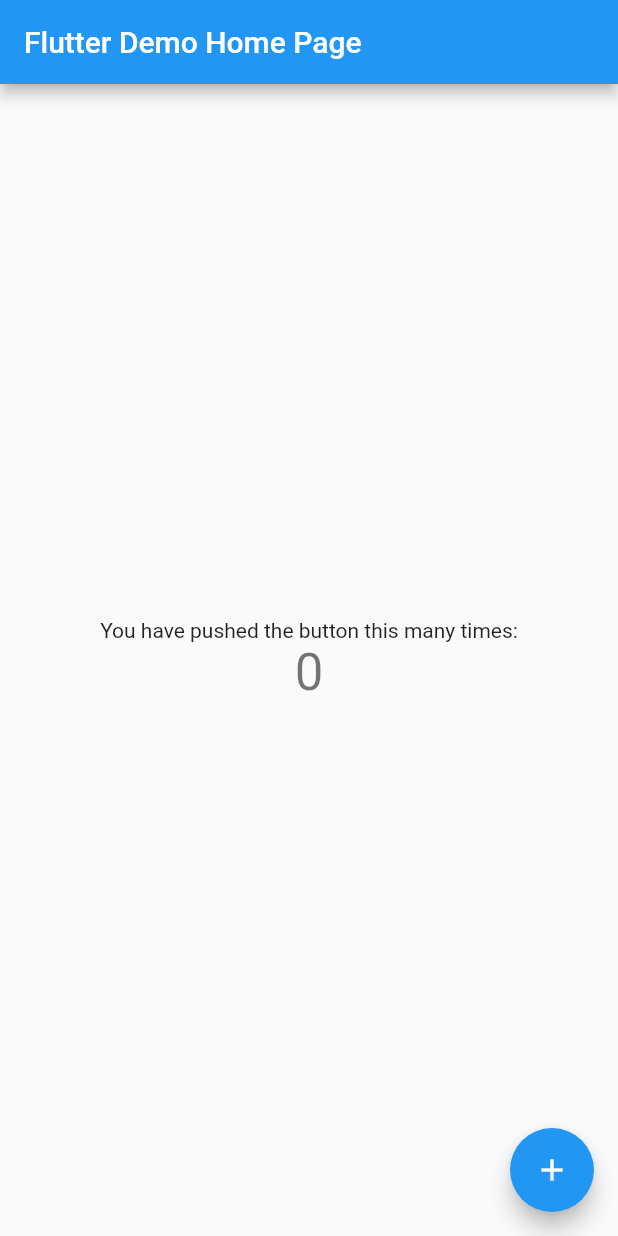
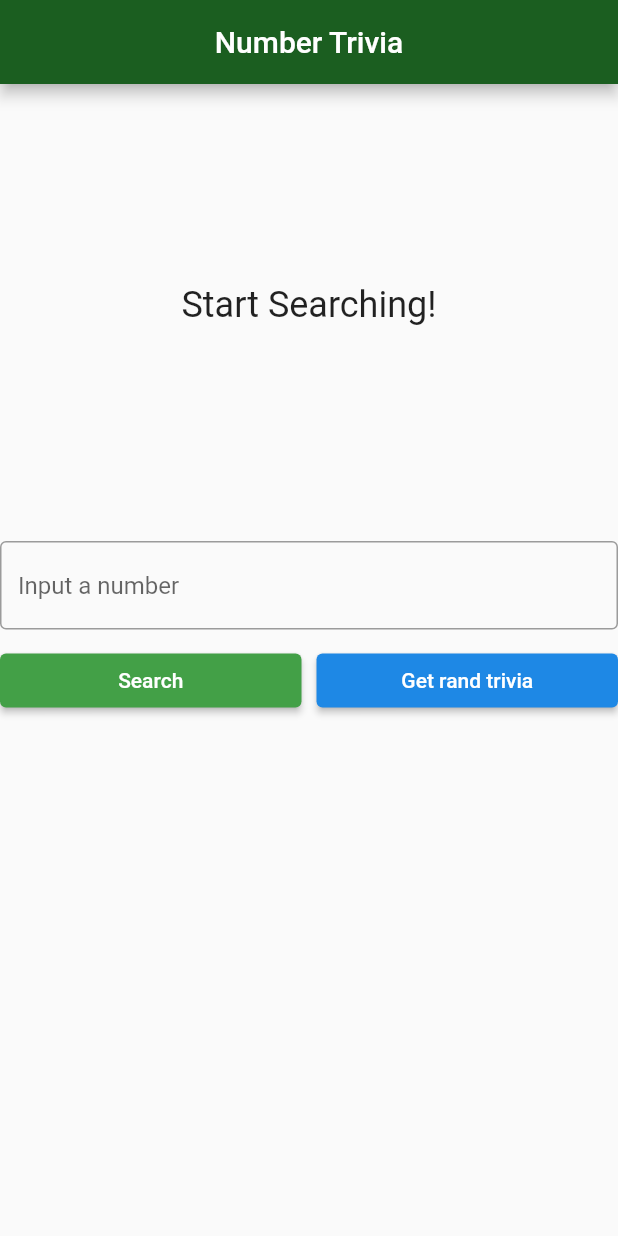
Before and after one commit to rafalves/flutter_cleanarchitecture_tdd_nullsafety, a Flutter app: the screen it shows after launch, on a phone screen of 412 x 824 dp. Run offline on Flutter 3.47's test engine with Material 2 defaults, Android fonts, the phone set to English and light mode, and no system bars; our stand-ins replace bloc, dartz, equatable, flutter_bloc, get_it, internet_connection_checker and 1 more.

Commit message:
added UI

```diff
--- /dev/null
+++ b/lib/features/number_trivia/presentation/pages/number_trivia_page.dart
@@ -0,0 +1,53 @@
+import 'package:flutter/material.dart';
+import 'package:flutter_architecture_tdd_resocoder/features/number_trivia/presentation/bloc/number_trivia_bloc.dart';
+import 'package:flutter_architecture_tdd_resocoder/features/number_trivia/presentation/widgets/trivia_controls.dart';
+import 'package:flutter_architecture_tdd_resocoder/features/number_trivia/presentation/widgets/widgets.dart';
+import 'package:flutter_architecture_tdd_resocoder/injection_container.dart';
+import 'package:flutter_bloc/flutter_bloc.dart';
+
+class NumberTriviaPage extends StatelessWidget {
+  const NumberTriviaPage({Key? key}) : super(key: key);
+
+  @override
+  Widget build(BuildContext context) {
+    return Scaffold(
+      appBar: AppBar(
+        title: const Text('Number Trivia'),
+        centerTitle: true,
+      ),
+      body: SingleChildScrollView(child: buildBody(context)),
+    );
+  }
+
+  BlocProvider<NumberTriviaBloc> buildBody(BuildContext context) {
+    return BlocProvider(
+      create: (_) => getIt<NumberTriviaBloc>(),
+      child: Column(
+        children: <Widget>[
+          const SizedBox(height: 10),
+          // Top half
+          BlocBuilder<NumberTriviaBloc, NumberTriviaState>(
+            builder: (context, state) {
+              if (state is NumberTriviaEmptyState) {
+                return const MessageDisplay(
+                  message: 'Start Searching!',
+                );
+              } else if (state is NumberTriviaLoadingState) {
+                return const LoadingWidget();
+              } else if (state is NumberTriviaLoadedState) {
+                return TriviaDisplay(numberTrivia: state.trivia);
+              } else if (state is NumberTriviaErrorState) {
+                MessageDisplay(message: state.message);
+              }
+              return Container();
+            },
+          ),
+
+          const SizedBox(height: 20),
+          // Bottom half
+          const TriviaControls(),
+        ],
+      ),
+    );
+  }
+}
--- /dev/null
+++ b/lib/features/number_trivia/presentation/widgets/messag_display.dart
@@ -0,0 +1,25 @@
+import 'package:flutter/material.dart';
+
+class MessageDisplay extends StatelessWidget {
+  final String message;
+  const MessageDisplay({
+    Key? key,
+    required this.message,
+  }) : super(key: key);
+
+  @override
+  Widget build(BuildContext context) {
+    return SizedBox(
+      height: MediaQuery.of(context).size.height / 3,
+      child: Center(
+        child: SingleChildScrollView(
+          child: Text(
+            message,
+            style: const TextStyle(fontSize: 24),
+            textAlign: TextAlign.center,
+          ),
+        ),
+      ),
+    );
+  }
+}
--- /dev/null
+++ b/lib/features/number_trivia/presentation/widgets/trivia_controls.dart
@@ -0,0 +1,94 @@
+import 'package:flutter/material.dart';
+import 'package:flutter_architecture_tdd_resocoder/features/number_trivia/presentation/bloc/number_trivia_bloc.dart';
+import 'package:flutter_architecture_tdd_resocoder/main.dart';
+import 'package:flutter_bloc/flutter_bloc.dart';
+
+class TriviaControls extends StatefulWidget {
+  const TriviaControls({
+    Key? key,
+  }) : super(key: key);
+
+  @override
+  State<TriviaControls> createState() => _TriviaControlsState();
+}
+
+class _TriviaControlsState extends State<TriviaControls> {
+  late TextEditingController textController = TextEditingController();
+  late String inputStr;
+  final formKey = GlobalKey<FormState>();
+
+  @override
+  void dispose() {
+    textController.dispose();
+    super.dispose();
+  }
+
+  @override
+  Widget build(BuildContext context) {
+    return Form(
+      key: formKey,
+      child: Column(
+        children: <Widget>[
+          // TextField
+          TextFormField(
+            controller: textController,
+            keyboardType: TextInputType.number,
+            decoration: const InputDecoration(
+                border: OutlineInputBorder(), hintText: 'Input a number'),
+            onChanged: (value) {
+              inputStr = value;
+            },
+            validator: (textController) {
+              if (textController == null || textController.isEmpty) {
+                return 'Please enter some number';
+              } else {
+                return null;
+              }
+            },
+          ),
+
+          const SizedBox(height: 10),
+          Row(
+            children: <Widget>[
+              Expanded(
+                child: ElevatedButton(
+                  onPressed: () {
+                    if (formKey.currentState!.validate()) {
+                      dispatchConcrete();
+                    }
+                  },
+                  child: const Text('Search'),
+                  style: ButtonStyle(
+                      backgroundColor:
+                          MaterialStateProperty.all<Color?>(mySwatch[100])),
+                ),
+              ),
+              const SizedBox(width: 10),
+              Expanded(
+                child: ElevatedButton(
+                  onPressed: dispatchRandom,
+                  child: const Text('Get rand trivia'),
+                  style: ButtonStyle(
+                      backgroundColor:
+                          MaterialStateProperty.all<Color?>(mySwatch[700])),
+                ),
+              ),
+            ],
+          )
+        ],
+      ),
+    );
+  }
+
+  void dispatchConcrete() {
+    textController.clear();
+    context
+        .read<NumberTriviaBloc>()
+        .add(GetTriviaForConcreteNumberEvent(numberString: inputStr));
+  }
+
+  void dispatchRandom() {
+    textController.clear();
+    context.read<NumberTriviaBloc>().add(GetTriviaForRandomNumberEvent());
+  }
+}
--- /dev/null
+++ b/lib/features/number_trivia/presentation/widgets/widgets.dart
@@ -0,0 +1,3 @@
+export 'loading_widget.dart';
+export 'messag_display.dart';
+export 'trivia_display.dart';
--- a/lib/main.dart
+++ b/lib/main.dart
@@ -1,7 +1,9 @@
 import 'package:flutter/material.dart';
+import 'package:flutter_architecture_tdd_resocoder/features/number_trivia/presentation/pages/number_trivia_page.dart';
 import 'injection_container.dart' as di;
 
 void main() async {
+  WidgetsFlutterBinding.ensureInitialized();
   await di.init();
   runApp(const MyApp());
 }
@@ -9,109 +11,28 @@
 class MyApp extends StatelessWidget {
   const MyApp({Key? key}) : super(key: key);
 
-  // This widget is the root of your application.
   @override
   Widget build(BuildContext context) {
     return MaterialApp(
-      title: 'Flutter Demo',
+      title: 'Number Trivia',
       theme: ThemeData(
-        // This is the theme of your application.
-        //
-        // Try running your application with "flutter run". You'll see the
-        // application has a blue toolbar. Then, without quitting the app, try
-        // changing the primarySwatch below to Colors.green and then invoke
-        // "hot reload" (press "r" in the console where you ran "flutter run",
-        // or simply save your changes to "hot reload" in a Flutter IDE).
-        // Notice that the counter didn't reset back to zero; the application
-        // is not restarted.
-        primarySwatch: Colors.blue,
+        primarySwatch: const MaterialColor(myPrimary, mySwatch),
       ),
-      home: const MyHomePage(title: 'Flutter Demo Home Page'),
+      home: const NumberTriviaPage(),
     );
   }
 }
 
-class MyHomePage extends StatefulWidget {
-  const MyHomePage({Key? key, required this.title}) : super(key: key);
-
-  // This widget is the home page of your application. It is stateful, meaning
-  // that it has a State object (defined below) that contains fields that affect
-  // how it looks.
-
-  // This class is the configuration for the state. It holds the values (in this
-  // case the title) provided by the parent (in this case the App widget) and
-  // used by the build method of the State. Fields in a Widget subclass are
-  // always marked "final".
-
-  final String title;
-
-  @override
-  State<MyHomePage> createState() => _MyHomePageState();
-}
-
-class _MyHomePageState extends State<MyHomePage> {
-  int _counter = 0;
-
-  void _incrementCounter() {
-    setState(() {
-      // This call to setState tells the Flutter framework that something has
-      // changed in this State, which causes it to rerun the build method below
-      // so that the display can reflect the updated values. If we changed
-      // _counter without calling setState(), then the build method would not be
-      // called again, and so nothing would appear to happen.
-      _counter++;
-    });
-  }
-
-  @override
-  Widget build(BuildContext context) {
-    // This method is rerun every time setState is called, for instance as done
-    // by the _incrementCounter method above.
-    //
-    // The Flutter framework has been optimized to make rerunning build methods
-    // fast, so that you can just rebuild anything that needs updating rather
-    // than having to individually change instances of widgets.
-    return Scaffold(
-      appBar: AppBar(
-        // Here we take the value from the MyHomePage object that was created by
-        // the App.build method, and use it to set our appbar title.
-        title: Text(widget.title),
-      ),
-      body: Center(
-        // Center is a layout widget. It takes a single child and positions it
-        // in the middle of the parent.
-        child: Column(
-          // Column is also a layout widget. It takes a list of children and
-          // arranges them vertically. By default, it sizes itself to fit its
-          // children horizontally, and tries to be as tall as its parent.
-          //
-          // Invoke "debug painting" (press "p" in the console, choose the
-          // "Toggle Debug Paint" action from the Flutter Inspector in Android
-          // Studio, or the "Toggle Debug Paint" command in Visual Studio Code)
-          // to see the wireframe for each widget.
-          //
-          // Column has various properties to control how it sizes itself and
-          // how it positions its children. Here we use mainAxisAlignment to
-          // center the children vertically; the main axis here is the vertical
-          // axis because Columns are vertical (the cross axis would be
-          // horizontal).
-          mainAxisAlignment: MainAxisAlignment.center,
-          children: <Widget>[
-            const Text(
-              'You have pushed the button this many times:',
-            ),
-            Text(
-              '$_counter',
-              style: Theme.of(context).textTheme.headline4,
-            ),
-          ],
-        ),
-      ),
-      floatingActionButton: FloatingActionButton(
-        onPressed: _incrementCounter,
-        tooltip: 'Increment',
-        child: const Icon(Icons.add),
-      ), // This trailing comma makes auto-formatting nicer for build methods.
-    );
-  }
-}
+// custom colors
+const myPrimary = 0xFF1B5E20;
+const mySwatch = {
+  50: Color.fromRGBO(76, 175, 80, 1),
+  100: Color.fromRGBO(67, 160, 71, 1),
+  200: Color.fromRGBO(56, 142, 60, 1),
+  300: Color.fromRGBO(46, 125, 50, 1),
+  500: Color.fromRGBO(27, 94, 32, 1),
+  600: Color.fromRGBO(33, 150, 243, 1),
+  700: Color.fromRGBO(30, 136, 229, 1),
+  800: Color.fromRGBO(25, 118, 210, 1),
+  900: Color.fromRGBO(21, 101, 192, 1),
+};
```
Also changed, not shown: lib/features/number_trivia/presentation/bloc/number_trivia_bloc.dart (+17 -11 lines), lib/features/number_trivia/presentation/widgets/loading_widget.dart (added, +17 -0 lines), lib/features/number_trivia/presentation/widgets/trivia_display.dart (added, +36 -0 lines).
